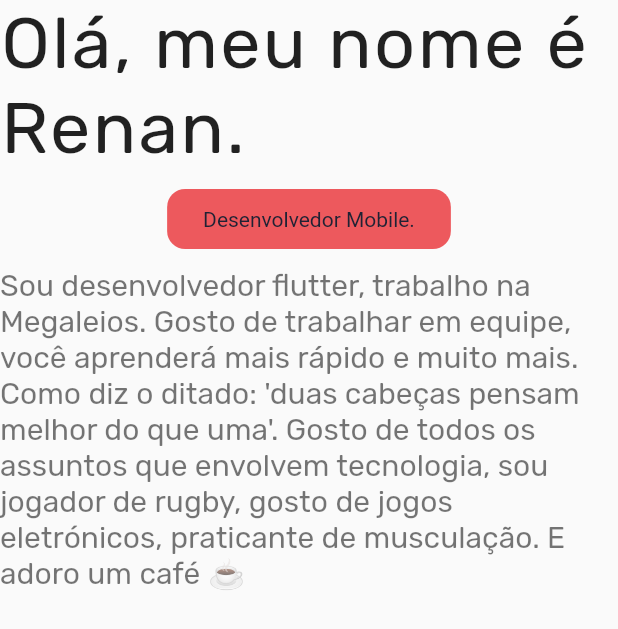
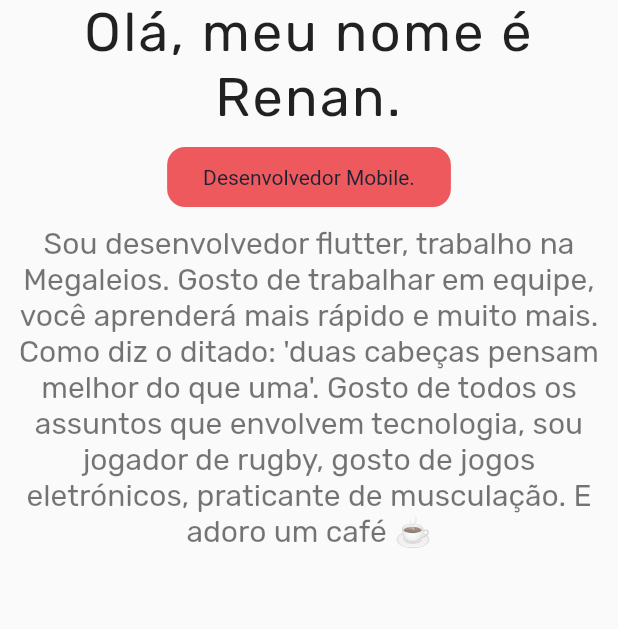
Before and after one commit to renankanu/me, a Flutter app: the Description widget shown alone on an empty page, opened directly, on a phone screen of 412 x 824 dp. Shown: the top 629 px of the screen. Run offline on Flutter 3.47's test engine with Material 2 defaults, Android fonts, the phone set to English and light mode, and no system bars; our stand-ins replace animated_text_kit, font_awesome_flutter, get, google_fonts, url_strategy, visibility_detector.

Commit message:
feature - create layout small for about section

```diff
--- a/lib/app/sections/about/about_section.dart
+++ b/lib/app/sections/about/about_section.dart
@@ -13,11 +13,14 @@ class AboutSection extends StatelessWidget {
   @override
   Widget build(BuildContext context) {
     return BaseSectionContainer(
+      child: Padding(
+        padding: const EdgeInsets.symmetric(horizontal: 20),
         child: Column(
           crossAxisAlignment: CrossAxisAlignment.center,
           children: [
             TitleSection(titleSection: LocaleKeys.menu_about.tr),
-          SizedBox(height: 180),
+            SizedBox(
+                height: CustomizedResponsive.isSmallScreen(context) ? 90 : 180),
             Visibility(
               visible: !CustomizedResponsive.isSmallScreen(context),
               child: Row(
@@ -40,6 +43,7 @@ class AboutSection extends StatelessWidget {
             )
           ],
         ),
+      ),
     );
   }
 }
@@ -55,8 +59,9 @@ class Description extends StatelessWidget {
       children: [
         Text(
           LocaleKeys.aboutSection_aboutMeDescOne.tr,
+          textAlign: TextAlign.center,
           style: Get.textTheme.headline5?.copyWith(
-            fontSize: 48,
+            fontSize: CustomizedResponsive.isSmallScreen(context) ? 36 : 48,
             letterSpacing: 1.5,
           ),
         ),
@@ -80,6 +85,7 @@ class Description extends StatelessWidget {
         ),
         Text(
           LocaleKeys.aboutSection_aboutMeDescTwo.tr,
+          textAlign: TextAlign.center,
           style: Get.textTheme.headline2?.copyWith(
             fontSize: 20,
           ),
```
Lines whose indentation alone changed are shown as unchanged.
